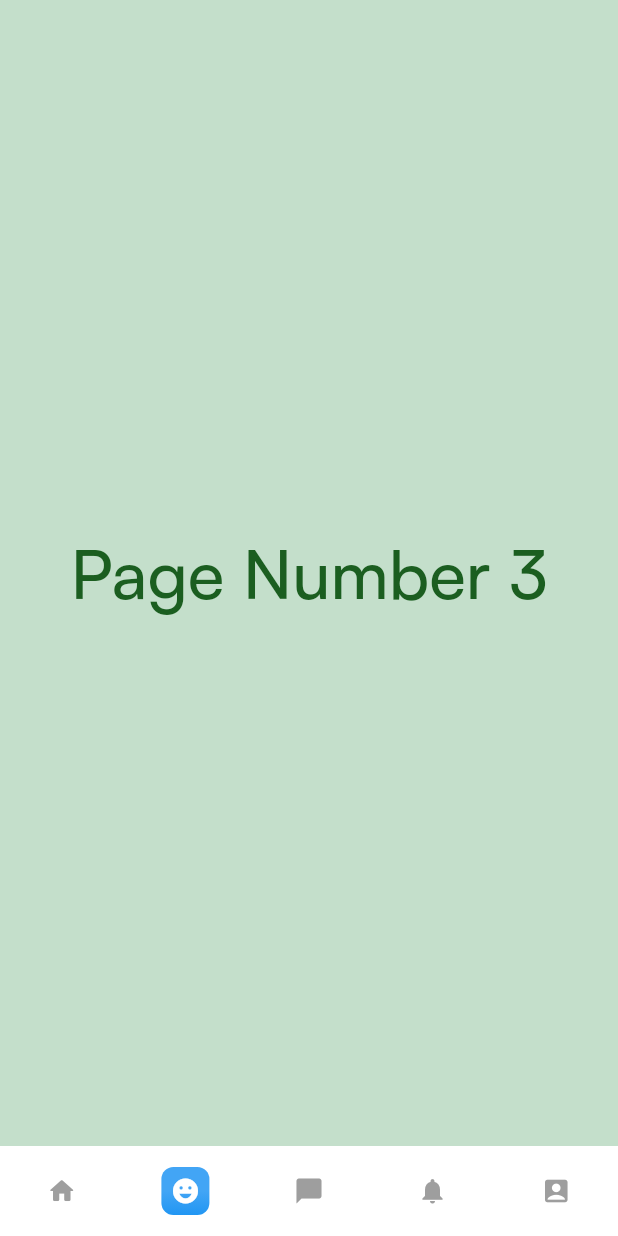
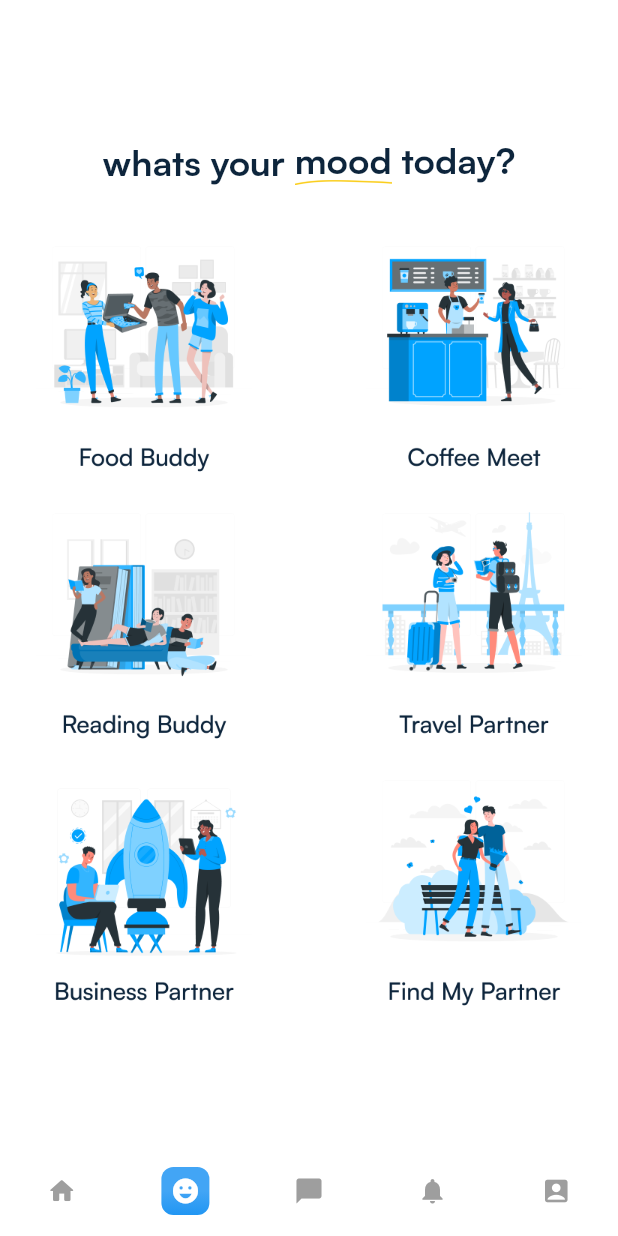
Before and after one commit to Priyanshu-Singhz/letsconnectnewui, a Flutter app: the HomePage screen opened directly, item 2 of the bottom bar chosen, on a phone screen of 412 x 824 dp. Run offline on Flutter 3.47's test engine with Material 2 defaults, Android fonts, the phone set to English and light mode, and no system bars; our stand-ins replace get, percent_indicator; missing offline and left inert: grouped_buttons_ns.

Commit message:
new screens added "edit profile " and "mood screen"

```diff
--- a/lib/main.dart
+++ b/lib/main.dart
@@ -13,7 +13,6 @@ class MyApp extends StatelessWidget {
     return GetMaterialApp(
       debugShowCheckedModeBanner: false,
       theme: appTheme,
-
       home: Splashscreen(),
     );
   }
--- a/lib/screens/home/home.dart
+++ b/lib/screens/home/home.dart
@@ -1,4 +1,5 @@
 import 'package:flutter/material.dart';
+import 'package:letsconnectnewui/screens/home/moods.dart';
 import 'package:letsconnectnewui/screens/home/notifications.dart';
 import 'package:letsconnectnewui/screens/home/profile.dart';
 
@@ -12,12 +13,9 @@ class HomePage extends StatefulWidget {
 class _HomePageState extends State<HomePage> {
   int pageIndex = 3;
 
-
-
-
   final pages = [
     const Page2(),
-    const Page3(),
+    Moods(),
     const Page4(),
     Notifications(),
     ProfileScreen(),
--- /dev/null
+++ b/lib/screens/home/moods.dart
@@ -0,0 +1,130 @@
+import 'package:flutter/material.dart';
+import 'package:letsconnectnewui/common/constants/text_style.dart';
+
+class Moods extends StatelessWidget {
+  const Moods({Key? key}) : super(key: key);
+
+  @override
+  Widget build(BuildContext context) {
+    return Scaffold(
+      body: Padding(
+        padding: const EdgeInsets.all(24),
+        child: Column(
+          children: [
+            Spacer(),
+            Text.rich(
+              TextSpan(
+                text: "whats your ",
+                style: MyTextStyle.headerTheme,
+                children: [
+                  TextSpan(
+                    children: [
+                      WidgetSpan(
+                        child: Container(
+                          decoration: BoxDecoration(
+                            image: DecorationImage(
+                              image: AssetImage(
+                                "assets/onboarding/line.png",
+                              ),
+                              fit: BoxFit.contain,
+                              alignment: Alignment.bottomCenter,
+                            ),
+                          ),
+                          child: Text(
+                            "mood",
+                            style: MyTextStyle.headerTheme,
+                          ),
+                        ),
+                      )
+                    ],
+                  ),
+                  TextSpan(
+                    children: [
+                      WidgetSpan(
+                        child: Text(
+                          " today?",
+                          style: MyTextStyle.headerTheme,
+                        ),
+                      )
+                    ],
+                  ),
+                ],
+              ),
+            ),
+            SizedBox(
+              height: 24,
+            ),
+            Column(
+              children: [
+                Row(
+                  children: [
+                    Container(
+                      height: 168,
+                      width: 144,
+                      child: Image(
+                        image: AssetImage("assets/homepage/foodbuddy.png"),
+                      ),
+                    ),
+                    Spacer(),
+                    Container(
+                      height: 168,
+                      width: 144,
+                      child: Image(
+                        image: AssetImage("assets/homepage/cofeemeet.png"),
+                      ),
+                    ),
+                  ],
+                ),
+                SizedBox(
+                  height: 10,
+                ),
+                Row(
+                  children: [
+                    Container(
+                      height: 168,
+                      width: 144,
+                      child: Image(
+                        image: AssetImage("assets/homepage/reading.png"),
+                      ),
+                    ),
+                    Spacer(),
+                    Container(
+                      height: 168,
+                      width: 144,
+                      child: Image(
+                        image: AssetImage("assets/homepage/travel.png"),
+                      ),
+                    ),
+                  ],
+                ),
+                SizedBox(
+                  height: 10,
+                ),
+                Row(
+                  children: [
+                    Container(
+                      height: 168,
+                      width: 144,
+                      child: Image(
+                        image: AssetImage("assets/homepage/business.png"),
+                      ),
+                    ),
+                    Spacer(),
+                    Container(
+                      height: 168,
+                      width: 144,
+                      child: Image(
+                        image: AssetImage("assets/homepage/partner.png"),
+                      ),
+                    ),
+                  ],
+                ),
+              ],
+            ),
+            Spacer(),
+          ],
+        ),
+      ),
+    );
+  }
+}
--- a/pubspec.yaml
+++ b/pubspec.yaml
@@ -19,6 +19,7 @@ dependencies:
   multi_select_flutter: ^4.1.2
 
   percent_indicator: ^4.2.2
+  flutter_swiper: ^1.1.6
 
 dev_dependencies:
   flutter_test:
@@ -38,6 +39,8 @@ flutter:
     - assets/doodlee.png
     - assets/notifications/
     - assets/profile/attachement.png
+    - assets/homepage/
+
 
 
 
```
Also changed, not shown: lib/screens/home/editprofile.dart (added, +215 -0 lines), lib/screens/home/homescreen.dart (added, +38 -0 lines), lib/screens/home/profile.dart (+8 -2 lines), lib/screens/home/temp.dart (added, +78 -0 lines), assets/homepage/business.png (added), assets/homepage/cofeemeet.png (added), assets/homepage/foodbuddy.png (added), assets/homepage/harsh.png (added), assets/homepage/partner.png (added), assets/homepage/picker1.png (added), assets/homepage/reading.png (added), assets/homepage/travel.png (added), pubspec.lock.
